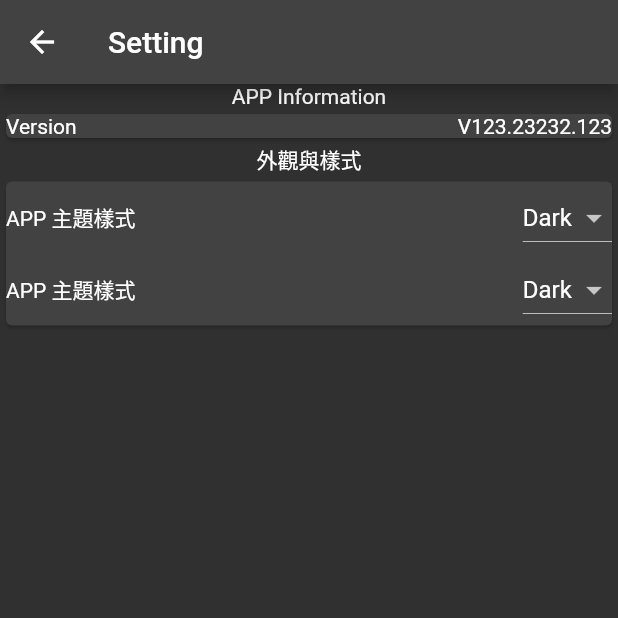
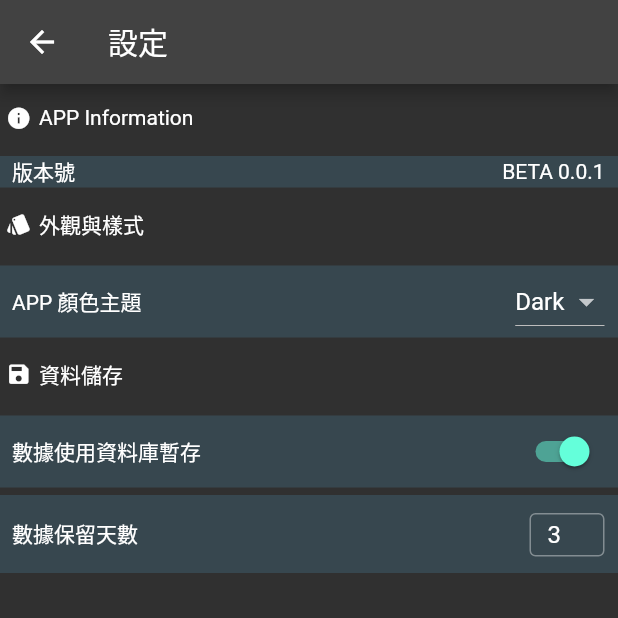
Before and after one commit to jinweihuang20/ssm-app-flutter, a Flutter app: the SettingPage screen opened by its route, on a phone screen of 412 x 824 dp, the top half of it. Run offline on Flutter 3.47's test engine with Material 2 defaults, Android fonts, the light colour scheme and no system bars; our stand-ins replace charts_flutter, flutter_datetime_picker, sqflite; missing offline and left inert: fft; accounts and stored records are empty.

Commit message:
設定頁面與資料快取

```diff
--- a/lib/Database/SqliteAPI.dart
+++ b/lib/Database/SqliteAPI.dart
@@ -1,11 +1,17 @@
 // ignore_for_file: avoid_print
 
+import 'package:flutter/services.dart';
 import 'package:path/path.dart';
 import 'package:sqflite/sqflite.dart';
+import 'package:ssmflutter/SysSetting.dart';
 import './SensorData.dart';
 
 class API {
   static String tableName = "sensor_data_tb";
+  static String appSettingDBName = "appSetting.db";
+
+  static String appSettingTableName = "appSetting_tb";
+
   static Future<Database> openDB() async {
     var dbFilePath = join(await getDatabasesPath(), 'features_data.db');
     Database database = await openDatabase(dbFilePath, onCreate: (db, version) {
@@ -13,6 +19,16 @@ class API {
         "CREATE TABLE $tableName(time TEXT PRIMARY KEY, acc_x_pp REAL, acc_y_pp REAL, acc_z_pp REAL,vel_x_rms REAL,vel_y_rms REAL,vel_z_rms REAL,dis_x_pp REAL,dis_y_pp REAL,dis_z_pp REAL)",
       );
     }, version: 6);
+    return database;
+  }
+
+  static Future<Database> openAPPSettingDB() async {
+    var dbFilePath = join(await getDatabasesPath(), '$appSettingDBName');
+    Database database = await openDatabase(dbFilePath, onCreate: (db, version) {
+      return db.execute(
+        "CREATE TABLE $appSettingTableName(scope TEXT PRIMARY KEY, appTheme TEXT, saveDataToDB REAL, dataKeepDay REAL)",
+      );
+    }, version: 1);
     return database;
   }
 
@@ -56,4 +72,42 @@ class API {
 
     return ls;
   }
+
+  static saveAPPSetting(SysSetting setting) async {
+    try {
+      var db = await openAPPSettingDB();
+
+      var existLs = await db.query(appSettingTableName);
+      if (existLs.isNotEmpty) {
+        await db.update(appSettingTableName, setting.toMap(),
+            where: "scope == 'user'");
+      } else {
+        await db.insert(appSettingTableName, setting.toMap());
+      }
+      getAPPSetting();
+      print('ok-' '${setting.toMap()}');
+    } catch (ee) {
+      print(ee);
+    }
+  }
+
+  static Future<SysSetting> getAPPSetting() async {
+    SysSetting settings = SysSetting();
+
+    var db = await openAPPSettingDB();
+    var existLs = await db.query(appSettingTableName);
+    if (existLs.isNotEmpty) {
+      var settingMap = existLs.first;
+      settings.appTheme = settingMap['appTheme'].toString();
+      settings.saveDataToDB = int.parse(
+          double.parse(settingMap['saveDataToDB'].toString())
+              .toStringAsFixed(0));
+      settings.dataKeepDay = int.parse(
+          double.parse(settingMap['dataKeepDay'].toString())
+              .toStringAsFixed(0));
+      print('from db :' + settings.toMap().toString());
+    }
+
+    return settings;
+  }
 }
--- a/lib/SettingPage.dart
+++ b/lib/SettingPage.dart
@@ -1,8 +1,12 @@
+// ignore_for_file: avoid_print
+
 import 'package:charts_flutter/flutter.dart';
 import 'package:flutter/material.dart';
 
 import 'SettingPage/ItemTitle.dart';
 import 'SettingPage/ItemContainer.dart';
+import 'SysSetting.dart';
+import 'Database/SqliteAPI.dart';
 
 class SettingPage extends StatefulWidget {
   const SettingPage({Key? key}) : super(key: key);
@@ -16,37 +20,31 @@ class _SettingPage extends State<SettingPage> {
   Widget build(BuildContext context) {
     return Scaffold(
       appBar: AppBar(
-        title: const Text('Setting'),
+        title: const Text('設定'),
       ),
       body: Column(
         children: [
-          const Text(
-            'APP Information',
-            textAlign: TextAlign.left,
+          ItemTitle(
+            text: 'APP Information',
+            icon: const Icon(
+              Icons.info,
+              size: 17,
             ),
-          Card(
-              child: Column(
+          ),
+          const ItemContainer(
+            children: [Text('版本號'), Text('BETA 0.0.1')],
+          ),
+          ItemTitle(
+            text: '外觀與樣式',
+            icon: const Icon(
+              Icons.style,
+              size: 17,
+            ),
+          ),
+          ItemContainer(
             children: [
-              Row(
-                mainAxisAlignment: MainAxisAlignment.spaceBetween,
-                children: const [
-                  Text('Version'),
-                  Text('V123.23232.123'),
-                ],
-              ),
-            ],
-          )),
-          const Text('外觀與樣式'),
-          Card(
-            child: Column(
-              children: [
-                Row(
-                  mainAxisAlignment: MainAxisAlignment.spaceBetween,
-                  children: [
-                    const Text('APP 主題樣式'),
+              const Text('APP 顏色主題'),
               DropdownButton(
-                      value: appTheme,
-                      onChanged: appThemeChange,
                 items: const [
                   DropdownMenuItem(
                     child: Text('Dark'),
@@ -55,42 +53,60 @@ class _SettingPage extends State<SettingPage> {
                   DropdownMenuItem(
                     child: Text('Light'),
                     value: 'light',
-                        )
+                  ),
                 ],
+                onChanged: appThemeChange,
+                value: appTheme,
               )
             ],
           ),
-                Row(
-                  mainAxisAlignment: MainAxisAlignment.spaceBetween,
+          ItemTitle(
+            text: '資料儲存',
+            icon: const Icon(
+              Icons.save,
+              size: 17,
+            ),
+          ),
+          ItemContainer(children: [
+            const Text('數據使用資料庫暫存'),
+            Switch(
+                value: _writeDataToDb, onChanged: _writeData2DbSwitchOnChange)
+          ]),
+          ItemContainer(children: [
+            const Text('數據保留天數'),
+            Padding(
+              padding: const EdgeInsets.only(top: 12),
+              child: SizedBox(
+                width: 50,
+                height: 40,
+                child: Stack(
                   children: [
-                    Text('APP 主題樣式'),
-                    DropdownButton(
-                      value: appTheme,
-                      onChanged: appThemeChange,
-                      hint: Text('hint'),
-                      items: const [
-                        DropdownMenuItem(
-                          child: Text('Dark'),
-                          value: 'dark',
+                    TextField(
+                      controller: dataSaveDayTextFieldcontroller,
+                      keyboardType: TextInputType.number,
+                      textInputAction: TextInputAction.done,
+                      onChanged: dataSaveDayTFOnChange,
+                      decoration: const InputDecoration(
+                          isDense: true,
+                          contentPadding: EdgeInsets.only(left: 12, top: 10),
+                          border: OutlineInputBorder()),
                     ),
-                        DropdownMenuItem(
-                          child: Text('Light'),
-                          value: 'light',
-                        )
-                      ],
-                    )
-                  ],
-                )
                   ],
                 ),
-          )
+              ),
+            ),
+          ])
         ],
       ),
     );
   }
 
+  var dataSaveDayTextFieldcontroller = TextEditingController(text: "2");
   int index = 0;
   String appTheme = 'dark';
+  bool _writeDataToDb = true;
+  int dataSaveDay = 2;
+
   @override
   void dispose() {
     print('dispose');
@@ -101,6 +117,15 @@ class _SettingPage extends State<SettingPage> {
   void initState() {
     index = 2134;
     super.initState();
+    API.getAPPSetting().then((settings) {
+      setState(() {
+        appTheme = settings.appTheme;
+        _writeDataToDb = settings.saveDataToDB == 1;
+        dataSaveDay = settings.dataKeepDay;
+        dataSaveDayTextFieldcontroller =
+            TextEditingController(text: dataSaveDay.toString());
+      });
+    });
   }
 
   void indexPlusOne() {
@@ -111,8 +136,23 @@ class _SettingPage extends State<SettingPage> {
 
   void appThemeChange(value) {
     print(value);
+
+    User.appTheme = value;
     setState(() {
       appTheme = value;
     });
   }
+
+  void _writeData2DbSwitchOnChange(isWrite) {
+    setState(() {
+      print(isWrite);
+      _writeDataToDb = isWrite;
+      User.writeDataToDb = _writeDataToDb;
+    });
   }
+
+  void dataSaveDayTFOnChange(String value) {
+    dataSaveDay = int.parse(value);
+    User.dataSaveDay = dataSaveDay;
+  }
+}
--- a/lib/SettingPage/ItemContainer.dart
+++ b/lib/SettingPage/ItemContainer.dart
@@ -3,22 +3,28 @@
 import 'package:flutter/material.dart';
 
 class ItemContainer extends StatefulWidget {
-  ItemContainer(this.children) : super();
-  List<Widget> children = [];
+  const ItemContainer({Key? key, required this.children}) : super(key: key);
+  final List<Widget> children;
   @override
   State<StatefulWidget> createState() {
-    return _ItemContainer(children);
+    return _ItemContainer();
   }
 }
 
 class _ItemContainer extends State<ItemContainer> {
-  _ItemContainer(this.children);
-  List<Widget> children = [];
-  @override
+  _ItemContainer();
   @override
   Widget build(BuildContext context) {
-    return Row(
-      children: children,
+    return Padding(
+      padding: EdgeInsets.only(top: 5),
+      child: Container(
+        color: Colors.blueGrey.shade800,
+        padding: const EdgeInsets.only(left: 8, right: 9),
+        child: Row(
+          mainAxisAlignment: MainAxisAlignment.spaceBetween,
+          children: widget.children,
+        ),
+      ),
     );
   }
 }
--- a/lib/SettingPage/ItemTitle.dart
+++ b/lib/SettingPage/ItemTitle.dart
@@ -3,28 +3,41 @@
 import 'package:flutter/material.dart';
 
 class ItemTitle extends StatefulWidget {
-  ItemTitle(this.title) : super();
-  var title = 'title';
+  ItemTitle({required this.text, this.icon});
+  final text;
+  final Icon? icon;
   @override
   State<StatefulWidget> createState() {
-    return _ItemTitle(title);
+    return _ItemTitle();
   }
 }
 
 class _ItemTitle extends State<ItemTitle> {
-  _ItemTitle(this.title);
-  var title;
+  _ItemTitle();
+
   @override
+  void initState() {
+    // TODO: implement initState
+    super.initState();
+  }
+
   @override
   Widget build(BuildContext context) {
-    return Row(
-      children: [
-        Padding(padding: EdgeInsets.only(left: 10)),
-        Text(
-          title,
-          style: TextStyle(fontSize: 18, fontWeight: FontWeight.w400),
-        )
-      ],
+    return Padding(
+      padding: const EdgeInsets.only(top: 14, bottom: 12, left: 4),
+      child: Row(
+        children: [
+          Padding(
+              padding: EdgeInsets.only(right: 5),
+              child: widget.icon == null
+                  ? Icon(
+                      Icons.my_library_books_sharp,
+                      size: 17,
+                    )
+                  : widget.icon),
+          Text(widget.text)
+        ],
+      ),
     );
   }
 }
--- /dev/null
+++ b/lib/SysSetting.dart
@@ -0,0 +1,55 @@
+// ignore_for_file: avoid_print
+
+import 'package:sqflite/sqflite.dart';
+import './Database/SqliteAPI.dart';
+
+class SysSetting {
+  String scope = "user";
+  String appTheme = "dark";
+
+  ///是否要存到DB 0 : NO ; 1:OK!!
+  int saveDataToDB = 1;
+  int dataKeepDay = 3;
+
+  SysSetting();
+
+  Map<String, dynamic> toMap() {
+    return <String, dynamic>{
+      'scope': scope,
+      'appTheme': appTheme,
+      'saveDataToDB': saveDataToDB,
+      'dataKeepDay': dataKeepDay,
+    };
+  }
+}
+
+class User {
+  static SysSetting _setting = SysSetting();
+
+  static int get dataSaveDay => _setting.dataKeepDay;
+  static set dataSaveDay(int day) {
+    _setting.dataKeepDay = day;
+    _saveToDB();
+  }
+
+  static bool get writeDataToDb => _setting.saveDataToDB == 1;
+  static set writeDataToDb(bool v) {
+    _setting.saveDataToDB = v ? 1 : 0;
+    _saveToDB();
+  }
+
+  static set appTheme(String value) {
+    print('user set appTheme:$value');
+    _setting.appTheme = value;
+    _saveToDB();
+  }
+
+  static void _saveToDB() async {
+    print(_setting.toMap());
+    await API.saveAPPSetting(_setting);
+  }
+
+  static void loadSetting() {
+    API.getAPPSetting().then((value) => _setting = value);
+  }
+}
```
Also changed, not shown: lib/Chartslb/LineChart.dart (+46 -20 lines), lib/QueryPage.dart (+64 -69 lines), lib/Storage/Caches.dart (added, +24 -0 lines), lib/dataPage.dart (+8 -2 lines), lib/main.dart (+36 -14 lines). Lines whose indentation alone changed are shown as unchanged.
